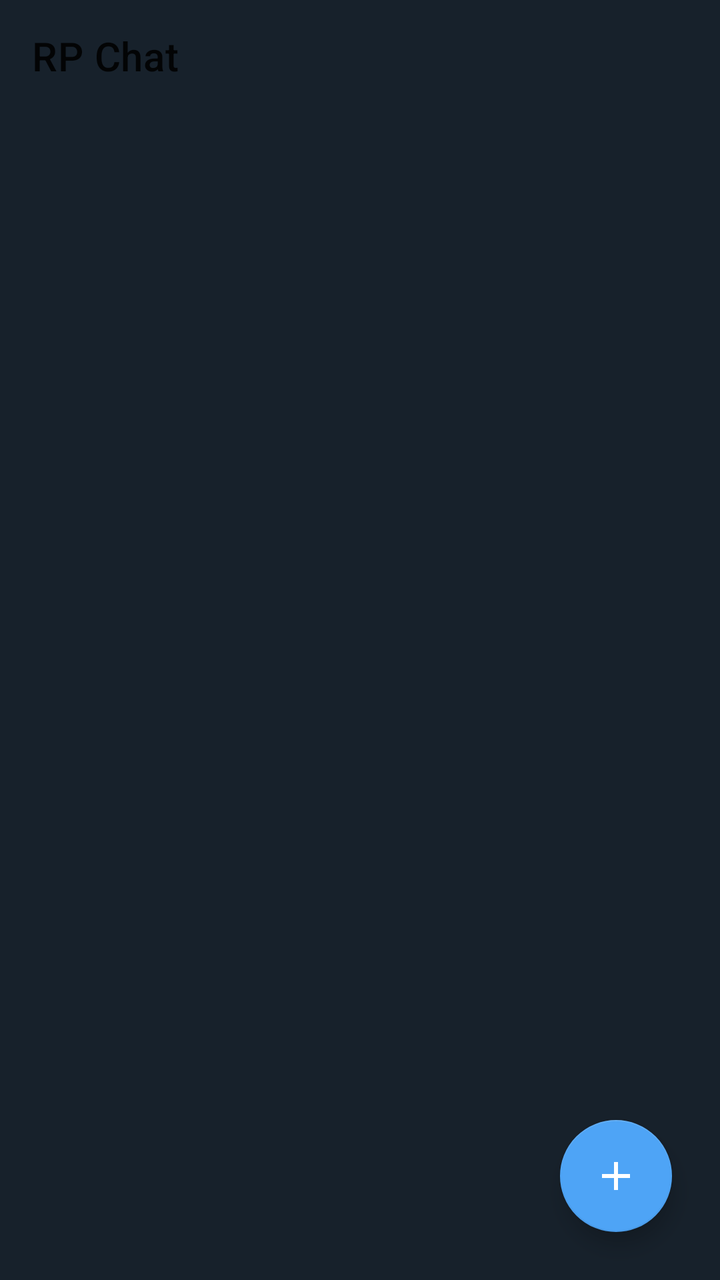
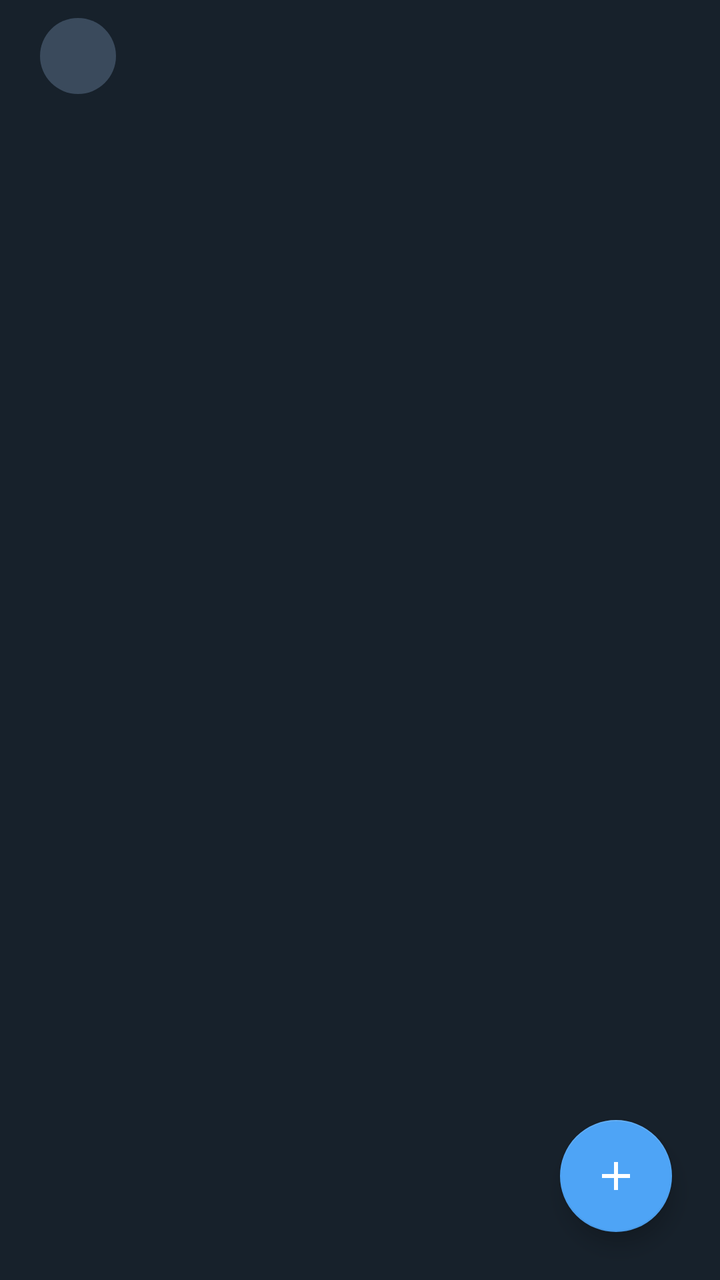

An Android layout rendered at two revisions. The XML below is the earlier revision; the diff shows what the commit changed to produce the second picture.
<!-- AndroidManifest.xml: application theme Theme.RpChat -->
<!-- res/layout/activity_main.xml -->
<?xml version="1.0" encoding="utf-8"?>
<androidx.constraintlayout.widget.ConstraintLayout
    xmlns:android="http://schemas.android.com/apk/res/android"
    xmlns:app="http://schemas.android.com/apk/res-auto"
    android:layout_width="match_parent"
    android:layout_height="match_parent"
    android:background="@color/bg_app">

    <androidx.appcompat.widget.Toolbar
        android:id="@+id/toolbar"
        android:layout_width="0dp"
        android:layout_height="?attr/actionBarSize"
        android:background="@color/bg_app"
        android:titleTextColor="@color/text_primary"
        app:title="@string/app_name"
        app:layout_constraintTop_toTopOf="parent"
        app:layout_constraintStart_toStartOf="parent"
        app:layout_constraintEnd_toEndOf="parent" />

    <androidx.recyclerview.widget.RecyclerView
        android:id="@+id/recyclerCharacters"
        android:layout_width="0dp"
        android:layout_height="0dp"
        android:clipToPadding="false"
        android:paddingBottom="88dp"
        app:layout_constraintTop_toBottomOf="@id/toolbar"
        app:layout_constraintBottom_toBottomOf="parent"
        app:layout_constraintStart_toStartOf="parent"
        app:layout_constraintEnd_toEndOf="parent" />

    <TextView
        android:id="@+id/emptyView"
        android:layout_width="wrap_content"
        android:layout_height="wrap_content"
        android:text="@string/no_chats"
        android:textColor="@color/text_secondary"
        android:visibility="gone"
        app:layout_constraintTop_toTopOf="@id/recyclerCharacters"
        app:layout_constraintBottom_toBottomOf="@id/recyclerCharacters"
        app:layout_constraintStart_toStartOf="parent"
        app:layout_constraintEnd_toEndOf="parent" />

    <com.google.android.material.floatingactionbutton.FloatingActionButton
        android:id="@+id/fabAdd"
        android:layout_width="wrap_content"
        android:layout_height="wrap_content"
        android:layout_margin="24dp"
        android:contentDescription="@string/add_character"
        android:src="@drawable/ic_add"
        app:tint="@android:color/white"
        app:backgroundTint="@color/accent"
        app:layout_constraintBottom_toBottomOf="parent"
        app:layout_constraintEnd_toEndOf="parent" />

</androidx.constraintlayout.widget.ConstraintLayout>
<!-- resources referenced by this layout -->
<resources>
  <color name="accent">#4EA4F6</color>
  <color name="bg_app">#17212B</color>
  <color name="text_primary">#FFFFFF</color>
  <color name="text_secondary">#8A96A3</color>
  <!-- drawable ic_add (drawable) -->
  <vector xmlns:android="http://schemas.android.com/apk/res/android"
      android:width="24dp" android:height="24dp" android:viewportWidth="24" android:viewportHeight="24">
      <path android:fillColor="#FFFFFF" android:pathData="M19,13h-6v6h-2v-6H5v-2h6V5h2v6h6v2z"/>
  </vector>
  <string name="add_character">Tambah Karakter</string>
  <string name="app_name">RP Chat</string>
  <string name="no_chats">Belum ada karakter. Tekan + untuk membuat.</string>
  <style name="Theme.RpChat" parent="Theme.MaterialComponents.DayNight.NoActionBar">
          <item name="colorPrimary">@color/accent</item>
          <item name="colorPrimaryDark">@color/bg_app</item>
          <item name="colorAccent">@color/accent</item>
          <item name="android:windowBackground">@color/bg_app</item>
          <item name="android:statusBarColor">@color/bg_app</item>
      </style>
</resources>

<!-- the commit's change to res/layout/activity_main.xml (unified diff, before → after) -->
@@ -11,11 +11,40 @@
         android:layout_width="0dp"
         android:layout_height="?attr/actionBarSize"
         android:background="@color/bg_app"
-        android:titleTextColor="@color/text_primary"
-        app:title="@string/app_name"
         app:layout_constraintTop_toTopOf="parent"
         app:layout_constraintStart_toStartOf="parent"
-        app:layout_constraintEnd_toEndOf="parent" />
+        app:layout_constraintEnd_toEndOf="parent">
+
+        <LinearLayout
+            android:id="@+id/profileHeader"
+            android:layout_width="wrap_content"
+            android:layout_height="match_parent"
+            android:orientation="horizontal"
+            android:gravity="center_vertical"
+            android:paddingStart="4dp"
+            android:paddingEnd="12dp"
+            android:background="?attr/selectableItemBackground"
+            android:clickable="true"
+            android:focusable="true">
+
+            <ImageView
+                android:id="@+id/imgMyAvatar"
+                android:layout_width="38dp"
+                android:layout_height="38dp"
+                android:src="@drawable/avatar_placeholder"
+                android:scaleType="centerCrop"
+                android:background="@drawable/bg_avatar_circle" />
+
+            <TextView
+                android:id="@+id/txtMyName"
+                android:layout_width="wrap_content"
+                android:layout_height="wrap_content"
+                android:layout_marginStart="12dp"
+                android:textColor="@color/text_primary"
+                android:textSize="18sp"
+                android:textStyle="bold" />
+        </LinearLayout>
+    </androidx.appcompat.widget.Toolbar>
 
     <androidx.recyclerview.widget.RecyclerView
         android:id="@+id/recyclerCharacters"
@@ -45,7 +74,7 @@
         android:layout_width="wrap_content"
         android:layout_height="wrap_content"
         android:layout_margin="24dp"
-        android:contentDescription="@string/add_character"
+        android:contentDescription="@string/new_chat"
         android:src="@drawable/ic_add"
         app:tint="@android:color/white"
         app:backgroundTint="@color/accent"
<!-- resource entries referenced after the edit -->
@@ -4,14 +4,23 @@
   <color name="bg_app">#17212B</color>
   <color name="text_primary">#FFFFFF</color>
   <color name="text_secondary">#8A96A3</color>
+  <!-- drawable avatar_placeholder (drawable) -->
+  <?xml version="1.0" encoding="utf-8"?>
+  <shape xmlns:android="http://schemas.android.com/apk/res/android" android:shape="oval">
+      <solid android:color="#3A4A5C" />
+  </shape>
+  <!-- drawable bg_avatar_circle (drawable) -->
+  <?xml version="1.0" encoding="utf-8"?>
+  <shape xmlns:android="http://schemas.android.com/apk/res/android" android:shape="oval">
+      <solid android:color="@color/bubble_other" />
+  </shape>
   <!-- drawable ic_add (drawable) -->
   <vector xmlns:android="http://schemas.android.com/apk/res/android"
       android:width="24dp" android:height="24dp" android:viewportWidth="24" android:viewportHeight="24">
       <path android:fillColor="#FFFFFF" android:pathData="M19,13h-6v6h-2v-6H5v-2h6V5h2v6h6v2z"/>
   </vector>
-  <string name="add_character">Tambah Karakter</string>
-  <string name="app_name">RP Chat</string>
-  <string name="no_chats">Belum ada karakter. Tekan + untuk membuat.</string>
+  <string name="new_chat">Obrolan Baru</string>
+  <string name="no_chats">Belum ada kontak. Tekan + untuk membuat.</string>
   <style name="Theme.RpChat" parent="Theme.MaterialComponents.DayNight.NoActionBar">
           <item name="colorPrimary">@color/accent</item>
           <item name="colorPrimaryDark">@color/bg_app</item>
@@ -19,5 +28,6 @@
           <item name="android:windowBackground">@color/bg_app</item>
           <item name="android:statusBarColor">@color/bg_app</item>
       </style>
+  <color name="bubble_other">#182533</color>
 </resources>
 
